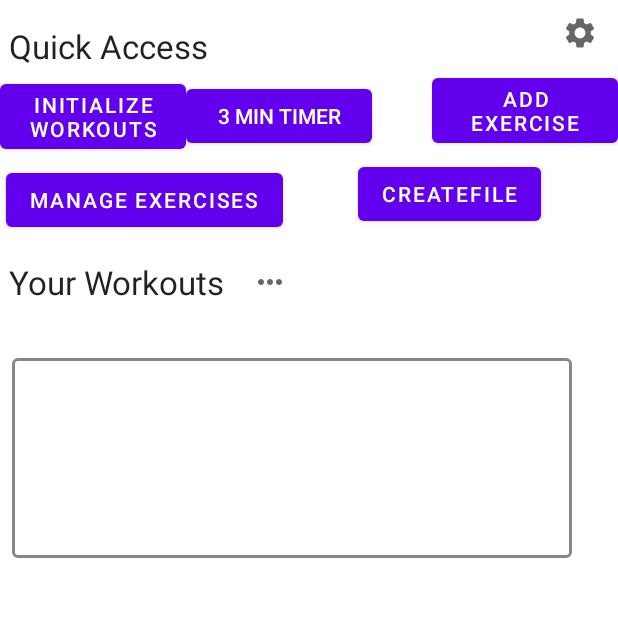
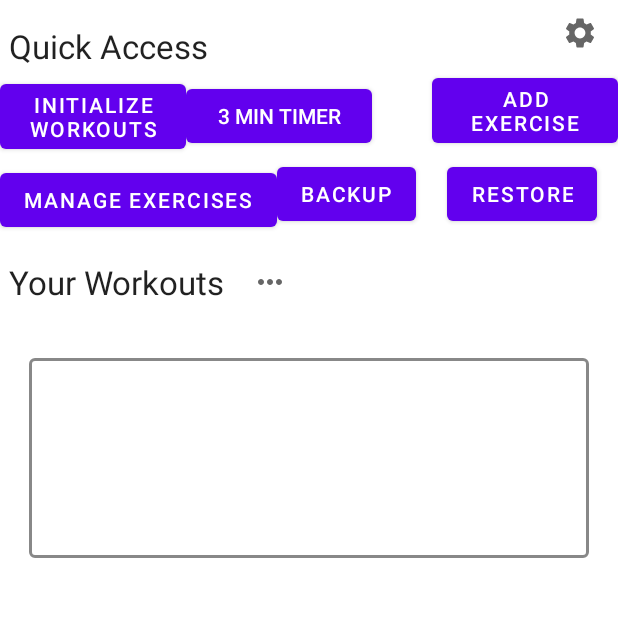
Before and after one commit to TobiasForner/FitnessApp, an Android app: the screen it shows after launch (MainActivity), on a phone screen of 412 x 824 dp, the top half of it. Run offline under Robolectric (Android 15) with nearby library versions, the phone set to English and light mode, and no system bars; 3 statements that could not run were skipped.

```diff
--- a/app/src/main/res/layout-v21/activity_main.xml
+++ b/app/src/main/res/layout-v21/activity_main.xml
@@ -56,7 +56,7 @@
         android:onClick="goToManageExercises"
         android:text="@string/manage_exercises"
         app:layout_constraintEnd_toEndOf="@+id/timerButton"
-        app:layout_constraintHorizontal_bias="0.068"
+        app:layout_constraintHorizontal_bias="0.0"
         app:layout_constraintStart_toStartOf="@+id/initWorkoutsButton"
         app:layout_constraintTop_toBottomOf="@+id/initWorkoutsButton" />
 
@@ -85,10 +85,10 @@
         android:contentDescription="@string/exercise_scroll_view_description"
         app:layout_constraintBottom_toBottomOf="parent"
         app:layout_constraintEnd_toEndOf="parent"
-        app:layout_constraintHorizontal_bias="0.06"
+        app:layout_constraintHorizontal_bias="0.406"
         app:layout_constraintStart_toStartOf="@+id/textView2"
         app:layout_constraintTop_toBottomOf="@+id/textView2"
-        app:layout_constraintVertical_bias="0.304">
+        app:layout_constraintVertical_bias="0.3">
 
         <LinearLayout
             android:id="@+id/workout_linear_layout"
@@ -129,9 +129,9 @@
         android:layout_height="wrap_content"
         android:layout_marginTop="4dp"
         android:onClick="Backup Workouts"
-        android:text="CreateFile"
+        android:text="Backup"
         app:layout_constraintEnd_toEndOf="parent"
-        app:layout_constraintHorizontal_bias="0.494"
+        app:layout_constraintHorizontal_bias="0.0"
         app:layout_constraintStart_toEndOf="@+id/button_go_to_manage_exercises"
         app:layout_constraintTop_toBottomOf="@+id/timerButton" />
 
@@ -148,4 +148,17 @@
         app:layout_constraintVertical_bias="0.384"
         app:srcCompat="@drawable/baseline_settings_24" />
 
+    <Button
+        android:id="@+id/button_restore"
+        android:layout_width="wrap_content"
+        android:layout_height="wrap_content"
+        android:layout_marginStart="20dp"
+        android:text="Restore"
+        app:layout_constraintBottom_toBottomOf="@+id/selectDirectoryButton"
+        app:layout_constraintEnd_toEndOf="parent"
+        app:layout_constraintHorizontal_bias="0.058"
+        app:layout_constraintStart_toEndOf="@+id/selectDirectoryButton"
+        app:layout_constraintTop_toTopOf="@+id/selectDirectoryButton"
+        app:layout_constraintVertical_bias="0.0" />
+
 </androidx.constraintlayout.widget.ConstraintLayout>
--- a/app/src/main/res/layout/activity_main.xml
+++ b/app/src/main/res/layout/activity_main.xml
@@ -14,6 +14,7 @@
         android:layout_marginTop="16dp"
         android:onClick="startTimer"
         android:text="@string/start_3min_timer"
+        app:layout_constraintBottom_toTopOf="@+id/textView2"
         app:layout_constraintEnd_toEndOf="parent"
         app:layout_constraintHorizontal_bias="0.16"
         app:layout_constraintStart_toStartOf="parent"
@@ -35,7 +36,6 @@
             android:layout_height="wrap_content"
             android:orientation="vertical"
             android:showDividers="middle"
-            android:divider="@drawable/empty_tall_divider"
             android:clipToPadding="false">
         </LinearLayout>
     </ScrollView>
@@ -44,12 +44,15 @@
         android:id="@+id/textView2"
         android:layout_width="wrap_content"
         android:layout_height="wrap_content"
+        android:layout_marginTop="124dp"
         android:text="@string/your_workouts_header"
         android:textAppearance="@style/TextAppearance.AppCompat.Large"
+        app:layout_constraintBottom_toBottomOf="parent"
         app:layout_constraintEnd_toEndOf="parent"
-        app:layout_constraintHorizontal_bias="0.498"
+        app:layout_constraintHorizontal_bias="0.539"
         app:layout_constraintStart_toStartOf="parent"
-        tools:layout_editor_absoluteY="218dp" />
+        app:layout_constraintTop_toBottomOf="@+id/textView"
+        app:layout_constraintVertical_bias="0.08" />
 
     <TextView
         android:id="@+id/textView"
@@ -57,20 +60,24 @@
         android:layout_height="29dp"
         android:text="@string/quick_access"
         android:textAppearance="@style/TextAppearance.AppCompat.Large"
+        app:layout_constraintBottom_toBottomOf="parent"
         app:layout_constraintEnd_toEndOf="parent"
-        app:layout_constraintHorizontal_bias="0.517"
         app:layout_constraintStart_toStartOf="parent"
-        tools:layout_editor_absoluteY="25dp" />
+        app:layout_constraintTop_toTopOf="parent"
+        app:layout_constraintVertical_bias="0.022" />
 
     <Button
         android:id="@+id/go_to_add_exercise_button"
         android:layout_width="wrap_content"
         android:layout_height="wrap_content"
+        android:layout_marginTop="40dp"
         android:onClick="goToAddExercise"
         android:text="@string/add_exercise"
+        app:layout_constraintBottom_toBottomOf="@+id/timerButton"
         app:layout_constraintEnd_toEndOf="parent"
-        app:layout_constraintHorizontal_bias="0.492"
+        app:layout_constraintHorizontal_bias="0.546"
         app:layout_constraintStart_toEndOf="@+id/timerButton"
-        app:layout_constraintTop_toBottomOf="@+id/textView" />
+        app:layout_constraintTop_toTopOf="@+id/timerButton"
+        app:layout_constraintVertical_bias="1.0" />
 
 </androidx.constraintlayout.widget.ConstraintLayout>
--- a/app/src/main/res/values/strings.xml
+++ b/app/src/main/res/values/strings.xml
@@ -26,6 +26,7 @@
     <string name="add_workout">Add Workout</string>
     <string name="workout_name">Workout Name</string>
     <string name="workout_invalid">Workout Invalid</string>
+    <string name="confirm_restore">This will overwrite all existing data. Do you want to proceed?</string>
     <string name="edit_workout">Edit Workout</string>
     <string name="edit">Edit</string>
     <string name="enter_workout_text">Enter Workout Text</string>
```
Also changed, not shown: app/src/main/java/com/example/fitnessapp3/ExerciseManager.java (+26 -4 lines), app/src/main/java/com/example/fitnessapp3/MainActivity.java (+102 -31 lines).
